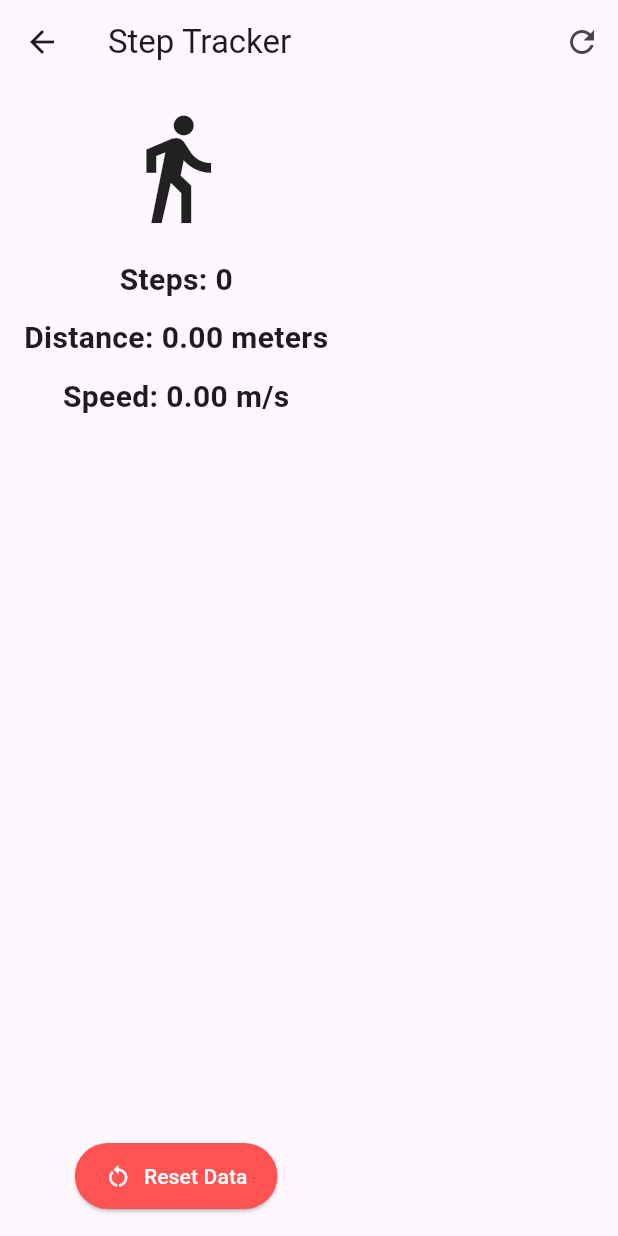
After one commit to DanielShumbusho/navbar, a Flutter app: the StepDistanceSpeedScreen screen opened directly, after a tap on "Reset Data", on a phone screen of 412 x 824 dp. The commit adds this screen. Run offline on Flutter 3.47's test engine with Material 3 defaults, Android fonts, the phone set to English and light mode, and no system bars; our stand-ins replace battery_plus, cloud_firestore, connectivity_plus, firebase_auth, firebase_core, flutter_blue_plus and 11 more; missing offline and left inert: geofencing_api, geofencing_flutter_plugin, light, photo_manager, screen_brightness; accounts and stored records are empty.

Commit message:
added pedometer and settings screens

```diff
--- /dev/null
+++ b/lib/pages/pedometer.dart
@@ -0,0 +1,134 @@
+import 'dart:async';
+import 'package:flutter/material.dart';
+import 'package:geolocator/geolocator.dart';
+import 'package:pedometer/pedometer.dart';
+
+class StepDistanceSpeedScreen extends StatefulWidget {
+  const StepDistanceSpeedScreen({Key? key}) : super(key: key);
+
+  @override
+  State<StepDistanceSpeedScreen> createState() => _StepDistanceSpeedScreenState();
+}
+
+class _StepDistanceSpeedScreenState extends State<StepDistanceSpeedScreen> {
+  StreamSubscription<Position>? _positionStreamSubscription;
+  StreamSubscription<StepCount>? _stepSubscription;
+
+  int _initialSteps = 0;
+  int _currentSteps = 0;
+  double _totalDistance = 0.0; // in meters
+  double _speed = 0.0; // m/s
+  Position? _lastPosition;
+
+  @override
+  void initState() {
+    super.initState();
+    _initPermissions();
+  }
+
+  @override
+  void dispose() {
+    _positionStreamSubscription?.cancel();
+    _stepSubscription?.cancel();
+    super.dispose();
+  }
+
+  Future<void> _initPermissions() async {
+    LocationPermission permission = await Geolocator.requestPermission();
+    if (permission == LocationPermission.denied || permission == LocationPermission.deniedForever) return;
+
+    _startStepCounter();
+    _startPositionUpdates();
+  }
+
+  void _startStepCounter() {
+    _stepSubscription = Pedometer.stepCountStream.listen((StepCount event) {
+      setState(() {
+        if (_initialSteps == 0) {
+          _initialSteps = event.steps;
+        }
+        _currentSteps = event.steps - _initialSteps;
+      });
+    }, onError: (error) {
+      debugPrint('Step counter error: $error');
+    });
+  }
+
+  void _startPositionUpdates() {
+    _positionStreamSubscription = Geolocator.getPositionStream(
+      locationSettings: const LocationSettings(
+        accuracy: LocationAccuracy.best,
+        distanceFilter: 5,
+      ),
+    ).listen((Position position) {
+      if (_lastPosition != null) {
+        final distance = Geolocator.distanceBetween(
+          _lastPosition!.latitude,
+          _lastPosition!.longitude,
+          position.latitude,
+          position.longitude,
+        );
+
+        setState(() {
+          _totalDistance += distance;
+          _speed = position.speed; // meters/second
+        });
+      }
+
+      _lastPosition = position;
+    });
+  }
+
+  void _resetData() {
+    setState(() {
+      _initialSteps = 0;
+      _currentSteps = 0;
+      _totalDistance = 0.0;
+      _speed = 0.0;
+      _lastPosition = null;
+    });
+  }
+
+  @override
+  Widget build(BuildContext context) {
+    return Scaffold(
+      appBar: AppBar(
+        title: const Text("Step Tracker"),
+        actions: [
+          IconButton(
+            icon: const Icon(Icons.refresh),
+            onPressed: _resetData,
+            tooltip: 'Reset Data',
+          )
+        ],
+      ),
+      body: Padding(
+        padding: const EdgeInsets.all(16.0),
+        child: Column(
+          children: [
+            const Icon(Icons.directions_walk, size: 80),
+            const SizedBox(height: 20),
+            Text("Steps: $_currentSteps", style: _statStyle()),
+            const SizedBox(height: 10),
+            Text("Distance: ${_totalDistance.toStringAsFixed(2)} meters", style: _statStyle()),
+            const SizedBox(height: 10),
+            Text("Speed: ${_speed.toStringAsFixed(2)} m/s", style: _statStyle()),
+            const Spacer(),
+            ElevatedButton.icon(
+              onPressed: _resetData,
+              icon: const Icon(Icons.restart_alt),
+              label: const Text("Reset Data"),
+              style: ElevatedButton.styleFrom(
+                backgroundColor: Colors.redAccent,
+                foregroundColor: Colors.white,
+                padding: const EdgeInsets.symmetric(horizontal: 20, vertical: 12),
+              ),
+            ),
+          ],
+        ),
+      ),
+    );
+  }
+
+  TextStyle _statStyle() => const TextStyle(fontSize: 20, fontWeight: FontWeight.bold);
+}
--- a/pubspec.yaml
+++ b/pubspec.yaml
@@ -53,12 +53,18 @@ dependencies:
   google_maps_flutter: ^2.9.0
   #GeoFencing stuff
   geolocator_android: ^4.2.4
+  geolocator: ^10.0.0
 
   # The following adds the Cupertino Icons font to your application.
   # Use with the CupertinoIcons class for iOS style icons.
   cupertino_icons: ^1.0.8
   geofencing_api: ^2.0.0
   geofencing_flutter_plugin: ^1.5.0
+  #sensors and stuff
+  sensors_plus: ^3.0.2
+  screen_brightness: ^0.2.2
+  light: ^4.1.0
+  pedometer: ^4.0.1
 
 dev_dependencies:
   flutter_test:
```
Also changed, not shown: lib/pages/Settings.dart (added, +136 -0 lines), lib/pages/dashboard_page.dart (+24 -1 lines), lib/pages/geofence.dart (+97 -19 lines), pubspec.lock, 4 other files.
